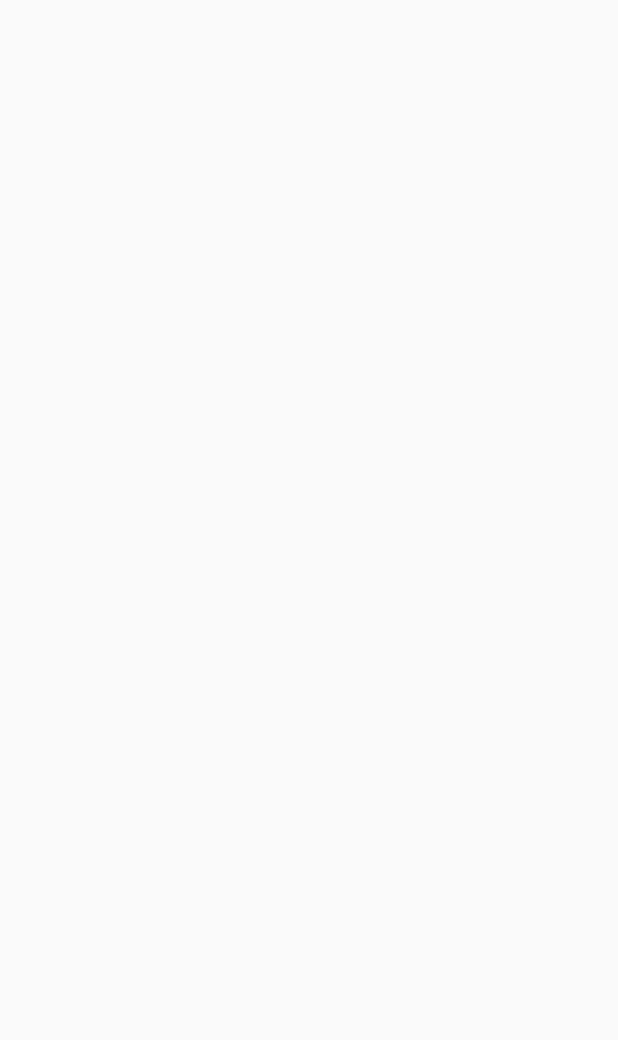
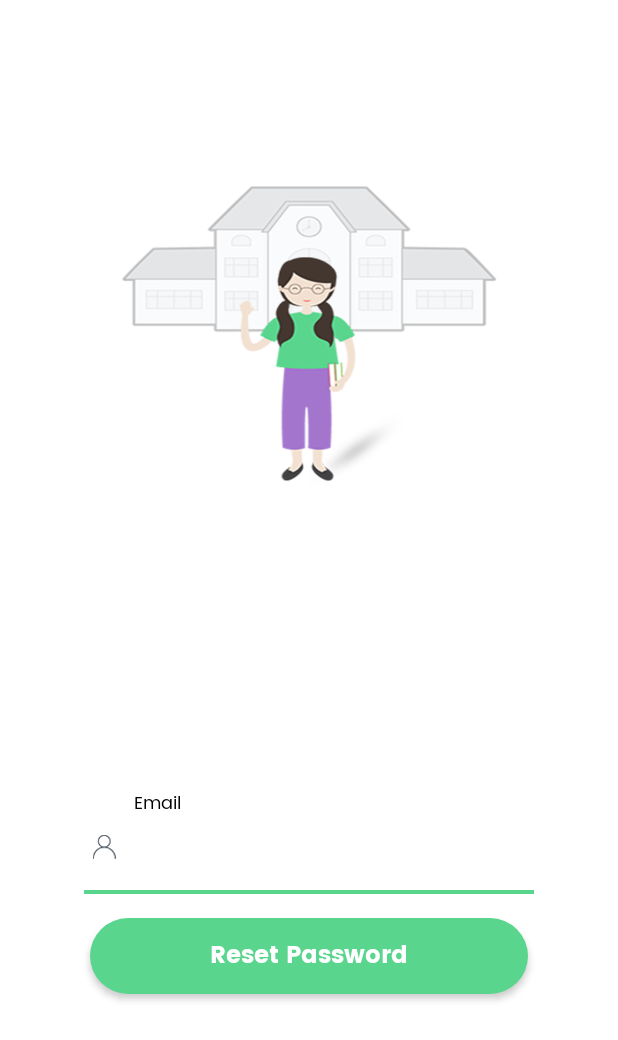
Before and after one commit to CarltonK/Afrominds-Production, an Android app: the ForgotPassw screen opened directly, with no data from a screen before it, on a phone screen of 412 x 824 dp. Before the commit the part shown is empty. Shown: the top 1040 px of the screen. Run offline under Robolectric (Android 15) with nearby library versions, the phone set to English and light mode, and no system bars.

Commit message:
Code additions
Signed-off-by: Mark Carlton <mcarlton33@gmail.com>

```diff
--- a/app/src/main/AndroidManifest.xml
+++ b/app/src/main/AndroidManifest.xml
@@ -11,12 +11,12 @@
     <application
         android:allowBackup="true"
         android:icon="@drawable/final_logo"
-        android:label="@string/app_name"
+        android:label="Afrominds"
         android:roundIcon="@mipmap/ic_launcher_round"
         android:supportsRtl="true"
         android:theme="@style/AppTheme">
-        <activity android:name=".AfromindsMain"></activity>
-        <activity android:name=".ForgotPassword" />
+        <activity android:name=".ForgotPassw"></activity>
+        <activity android:name=".AfromindsMain" />
         <activity android:name=".LoginInstructor" />
         <activity android:name=".Switcher" />
         <activity android:name=".LoginStudent" />
--- a/app/src/main/java/com/example/afrominds/ForgotPassword.java
+++ b/app/src/main/java/com/example/afrominds/ForgotPassw.java
@@ -2,19 +2,20 @@ package com.example.afrominds;
 
 import androidx.appcompat.app.AppCompatActivity;
 
+import android.content.Intent;
 import android.os.Bundle;
 
-public class ForgotPassword extends AppCompatActivity {
+public class ForgotPassw extends AppCompatActivity {
 
     @Override
     protected void onCreate(Bundle savedInstanceState) {
         super.onCreate(savedInstanceState);
-        setContentView(R.layout.activity_forgot_password);
+        setContentView(R.layout.activity_forgot_passw);
         this.getSupportActionBar().hide();
     }
 
     @Override
     public void onBackPressed() {
-        super.onBackPressed();
+        startActivity(new Intent(ForgotPassw.this, Switcher.class));
     }
 }
--- /dev/null
+++ b/app/src/main/res/layout/activity_forgot_passw.xml
@@ -0,0 +1,119 @@
+<?xml version="1.0" encoding="utf-8"?>
+<RelativeLayout xmlns:android="http://schemas.android.com/apk/res/android"
+    android:layout_width="match_parent"
+    android:layout_height="match_parent"
+    android:background="#fff"
+    >
+
+    <FrameLayout
+        android:layout_marginTop="100dp"
+        android:layout_width="match_parent"
+        android:layout_height="250dp"
+        android:id="@+id/frame"
+        android:background="@drawable/studentbg"
+        android:scaleType="centerCrop"
+
+        >
+    </FrameLayout>
+
+
+    <LinearLayout
+        android:layout_above="@+id/linear3"
+        android:id="@+id/linear"
+        android:layout_width="match_parent"
+        android:layout_height="wrap_content"
+        android:orientation="vertical"
+        >
+
+
+        <com.google.android.material.textfield.TextInputLayout
+            android:id="@+id/email1"
+            android:layout_width="match_parent"
+            android:layout_height="wrap_content"
+            android:textColorHint="@color/colorhint"
+            android:textColor="@color/colortext">
+
+            <customfonts.EditText_Poppins_Regular
+
+                android:textSize="16sp"
+                android:layout_width="match_parent"
+                android:layout_height="wrap_content"
+                android:hint="Email"
+                android:inputType="textEmailAddress"
+                android:id="@+id/email_reset"
+                android:layout_marginLeft="46dp"
+                android:layout_marginRight="46dp"
+                android:textColorHint="@color/colorhint"
+                android:textColor="@color/colortext"
+                android:background="#0000"
+                android:padding="16dp"
+                android:gravity="start"
+                android:drawableLeft="@drawable/user"
+                android:drawableStart="@drawable/user"
+                android:drawablePadding="12dp"
+
+
+
+                />
+
+        </com.google.android.material.textfield.TextInputLayout>
+
+        <View
+            android:layout_width="match_parent"
+            android:layout_marginLeft="56dp"
+            android:layout_marginRight="56dp"
+            android:layout_height="1dp"
+            android:background="#59d58d"/>
+
+
+        <View
+            android:layout_width="match_parent"
+            android:layout_marginLeft="56dp"
+            android:layout_marginRight="56dp"
+            android:layout_height="1dp"
+            android:background="#59d58d"/>
+
+
+        <customfonts.MyTextView_Poppins_Bold
+
+            android:id="@+id/btn_reset"
+            android:layout_width="match_parent"
+            android:layout_height="wrap_content"
+            android:background="@drawable/rect1"
+            android:text="Reset Password"
+            android:textSize="16sp"
+            android:textColor="#fff"
+            android:gravity="center"
+            android:layout_marginLeft="60dp"
+            android:layout_marginRight="60dp"
+            android:padding="12dp"
+            android:layout_marginTop="16dp"
+            android:layout_marginBottom="11dp"
+            android:elevation="3dp"
+
+
+
+
+            />
+
+    </LinearLayout>
+
+
+
+
+
+
+
+
+    <LinearLayout
+        android:id="@+id/linear3"
+        android:layout_alignParentBottom="true"
+        android:layout_width="match_parent"
+        android:layout_height="wrap_content"
+        android:orientation="horizontal"
+        android:layout_marginBottom="150dp"
+        >
+
+    </LinearLayout>
+
+</RelativeLayout>
--- a/app/src/main/res/layout/activity_forgot_password.xml
+++ /dev/null
@@ -1,9 +0,0 @@
-<?xml version="1.0" encoding="utf-8"?>
-<androidx.constraintlayout.widget.ConstraintLayout xmlns:android="http://schemas.android.com/apk/res/android"
-    xmlns:app="http://schemas.android.com/apk/res-auto"
-    xmlns:tools="http://schemas.android.com/tools"
-    android:layout_width="match_parent"
-    android:layout_height="match_parent"
-    tools:context=".ForgotPassword">
-
-</androidx.constraintlayout.widget.ConstraintLayout>
--- a/app/src/main/res/layout/activity_login.xml
+++ b/app/src/main/res/layout/activity_login.xml
@@ -39,6 +39,7 @@
                 android:layout_width="match_parent"
                 android:layout_height="wrap_content"
                 android:hint="Email"
+                android:inputType="textEmailAddress"
                 android:id="@+id/et_email"
                 android:layout_marginLeft="46dp"
                 android:layout_marginRight="46dp"
--- a/app/src/main/res/layout/activity_login_instructor.xml
+++ b/app/src/main/res/layout/activity_login_instructor.xml
@@ -37,6 +37,7 @@
                 android:layout_height="wrap_content"
                 android:hint="Email"
                 android:layout_marginLeft="46dp"
+                android:inputType="textEmailAddress"
                 android:layout_marginRight="46dp"
                 android:textColorHint="@color/colorhint"
                 android:textColor="@color/colortext"
--- a/app/src/main/res/mipmap-anydpi-v26/ic_launcher.xml
+++ /dev/null
@@ -1,5 +0,0 @@
-<?xml version="1.0" encoding="utf-8"?>
-<adaptive-icon xmlns:android="http://schemas.android.com/apk/res/android">
-    <background android:drawable="@drawable/ic_launcher_background" />
-    <foreground android:drawable="@drawable/ic_launcher_foreground" />
-</adaptive-icon>
--- a/app/src/main/res/values/strings.xml
+++ b/app/src/main/res/values/strings.xml
@@ -1,3 +1 @@
-<resources>
-    <string name="app_name">Afrominds</string>
-</resources>
+<resources></resources>
```
Also changed, not shown: app/src/main/java/com/example/afrominds/LoginInstructor.java (+33 -25 lines), app/src/main/java/com/example/afrominds/LoginStudent.java (+31 -23 lines), app/src/main/java/handler/SessionManager.java (+8 -11 lines), app/src/main/res/drawable/ic_dashboard_black_24dp.xml (deleted, +0 -9 lines), app/src/main/res/drawable/ic_notifications_black_24dp.xml (deleted, +0 -9 lines), app/src/main/res/drawable/ic_work_black_24dp.xml (deleted, +0 -9 lines), app/src/main/res/drawable/round_logo.png (deleted), app/src/main/res/mipmap-hdpi/ic_launcher.png (deleted), app/src/main/res/mipmap-mdpi/ic_launcher.png (deleted), app/src/main/res/mipmap-xhdpi/ic_launcher.png (deleted), app/src/main/res/mipmap-xxhdpi/ic_launcher.png (deleted), app/src/main/res/mipmap-xxxhdpi/ic_launcher.png (deleted).
